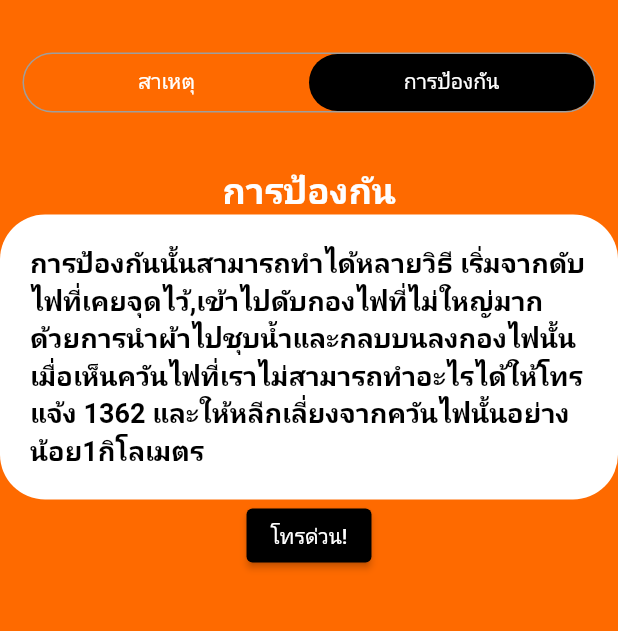
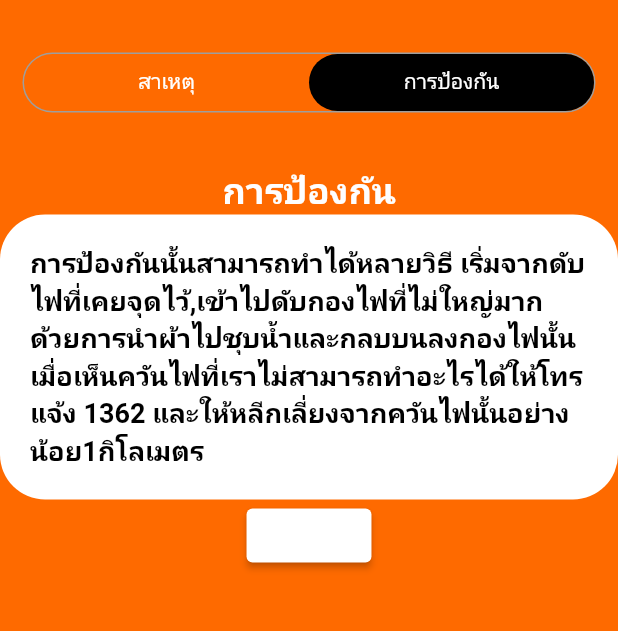
Before and after one commit to patpat46/FIRE_Smoke, a Flutter app: the RicePanicle screen opened directly, tab 2 chosen, on a phone screen of 412 x 824 dp, the part 75-706 px from its top. Run offline on Flutter 3.47's test engine with Material 2 defaults, Android fonts, the phone set to English and light mode, and no system bars; our stand-ins replace image_picker; missing offline and left inert: flutter_phone_direct_caller, tflite.

Commit message:
ฟหก

```diff
--- a/lib/screan/Firedef.dart
+++ b/lib/screan/Firedef.dart
@@ -50,7 +50,7 @@ class Disease extends StatelessWidget {
                   await FlutterPhoneDirectCaller.callNumber(number);
                 },
                 style: ElevatedButton.styleFrom(
-                  backgroundColor: Colors.black,
+                  backgroundColor: const Color.fromARGB(255, 255, 255, 255),
                 ),
               ),
             ),
```
